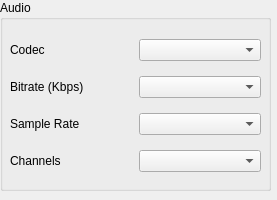
Qt form src/audio_ui.ui (b1aqW0lf/Lithium) before a commit.
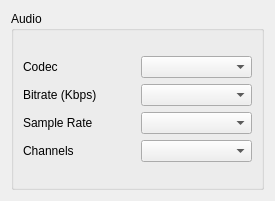
The same form after that commit.

The edit to the form file:
```diff
--- a/src/audio_ui.ui
+++ b/src/audio_ui.ui
@@ -6,37 +6,24 @@
    <rect>
     <x>0</x>
     <y>0</y>
-    <width>277</width>
-    <height>200</height>
+    <width>275</width>
+    <height>201</height>
    </rect>
   </property>
   <property name="windowTitle">
    <string>Form</string>
   </property>
+  <layout class="QGridLayout" name="gridLayout">
+   <item row="0" column="0">
   <widget class="QGroupBox" name="audioGroupBox">
-   <property name="geometry">
-    <rect>
-     <x>0</x>
-     <y>0</y>
-     <width>271</width>
-     <height>191</height>
-    </rect>
-   </property>
    <property name="title">
     <string>Audio</string>
    </property>
-   <widget class="QWidget" name="layoutWidget_2">
-    <property name="geometry">
-     <rect>
-      <x>10</x>
-      <y>30</y>
-      <width>251</width>
-      <height>151</height>
-     </rect>
-    </property>
-    <layout class="QVBoxLayout" name="verticalLayout_3">
+     <layout class="QGridLayout" name="gridLayout_3">
+      <item row="0" column="0">
+       <layout class="QVBoxLayout" name="verticalLayout_2">
      <item>
-      <layout class="QHBoxLayout" name="horizontalLayout_10">
+         <layout class="QHBoxLayout" name="horizontalLayout_3">
        <item>
         <widget class="QLabel" name="audioCodecLabel">
          <property name="text">
@@ -50,7 +37,7 @@
       </layout>
      </item>
      <item>
-      <layout class="QHBoxLayout" name="horizontalLayout_11">
+         <layout class="QHBoxLayout" name="horizontalLayout_4">
        <item>
         <widget class="QLabel" name="audioBitrateLabel">
          <property name="text">
@@ -64,7 +51,7 @@
       </layout>
      </item>
      <item>
-      <layout class="QHBoxLayout" name="horizontalLayout_12">
+         <layout class="QHBoxLayout" name="horizontalLayout_5">
        <item>
         <widget class="QLabel" name="audioSampleLabel">
          <property name="text">
@@ -78,9 +65,15 @@
       </layout>
      </item>
      <item>
-      <layout class="QHBoxLayout" name="horizontalLayout_13">
+         <layout class="QHBoxLayout" name="horizontalLayout_6">
        <item>
         <widget class="QLabel" name="audioChannelLabel">
+            <property name="sizePolicy">
+             <sizepolicy hsizetype="Preferred" vsizetype="Preferred">
+              <horstretch>0</horstretch>
+              <verstretch>0</verstretch>
+             </sizepolicy>
+            </property>
          <property name="text">
           <string>Channels</string>
          </property>
@@ -92,8 +85,11 @@
       </layout>
      </item>
     </layout>
-   </widget>
-  </widget>
+      </item>
+     </layout>
+    </widget>
+   </item>
+  </layout>
  </widget>
  <resources/>
  <connections/>
```
Lines whose indentation alone changed are shown as unchanged.
